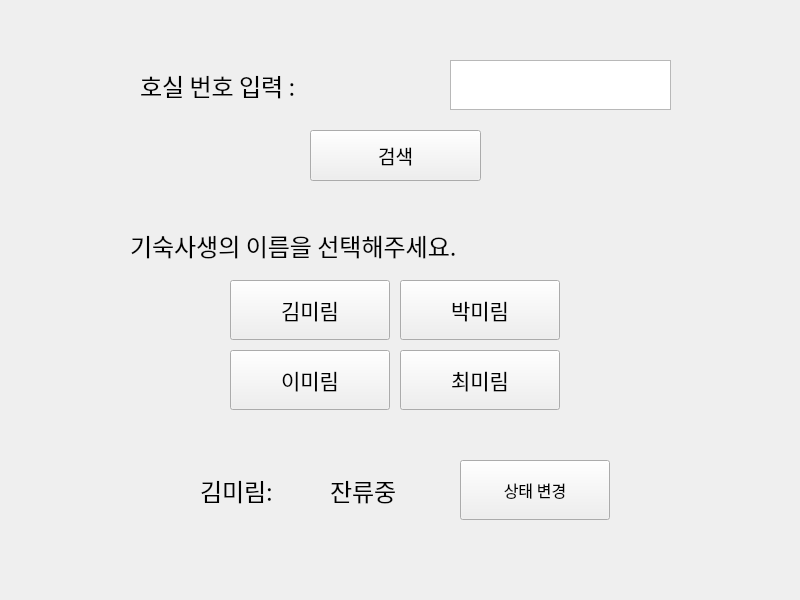
This is status.ui in Hyemin-12/goingout-journal as Qt 5 draws it before an edit. The edited form follows.
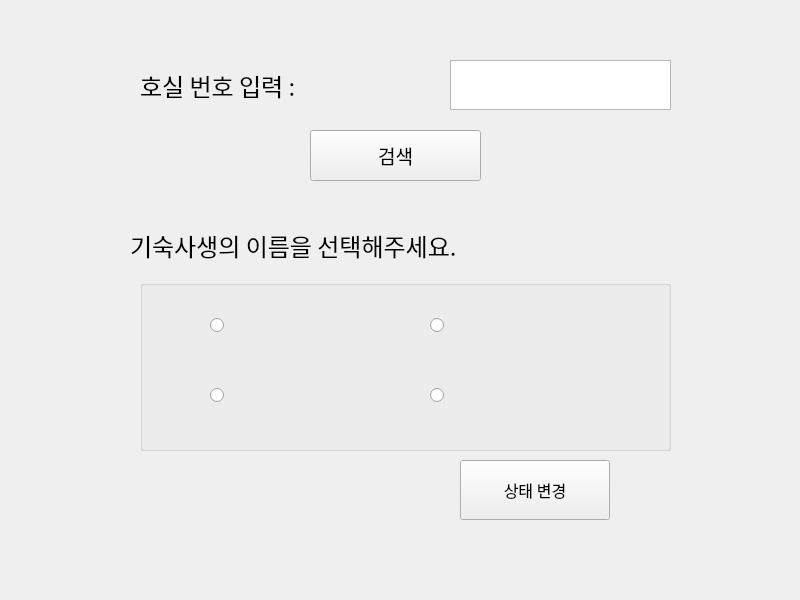
This is the edited form.

Patch:
```diff
--- a/status.ui
+++ b/status.ui
@@ -57,82 +57,6 @@
     <string>기숙사생의 이름을 선택해주세요.</string>
    </property>
   </widget>
-  <widget class="QPushButton" name="btn_select1">
-   <property name="geometry">
-    <rect>
-     <x>230</x>
-     <y>280</y>
-     <width>160</width>
-     <height>60</height>
-    </rect>
-   </property>
-   <property name="font">
-    <font>
-     <family>궁서체</family>
-     <pointsize>16</pointsize>
-    </font>
-   </property>
-   <property name="text">
-    <string>김미림</string>
-   </property>
-  </widget>
-  <widget class="QPushButton" name="btn_select2">
-   <property name="geometry">
-    <rect>
-     <x>400</x>
-     <y>280</y>
-     <width>160</width>
-     <height>60</height>
-    </rect>
-   </property>
-   <property name="font">
-    <font>
-     <family>궁서체</family>
-     <pointsize>16</pointsize>
-    </font>
-   </property>
-   <property name="text">
-    <string>박미림</string>
-   </property>
-  </widget>
-  <widget class="QPushButton" name="btn_select3">
-   <property name="geometry">
-    <rect>
-     <x>230</x>
-     <y>350</y>
-     <width>160</width>
-     <height>60</height>
-    </rect>
-   </property>
-   <property name="font">
-    <font>
-     <family>궁서체</family>
-     <pointsize>16</pointsize>
-    </font>
-   </property>
-   <property name="text">
-    <string>이미림</string>
-   </property>
-  </widget>
-  <widget class="QPushButton" name="btn_select4">
-   <property name="geometry">
-    <rect>
-     <x>400</x>
-     <y>350</y>
-     <width>160</width>
-     <height>60</height>
-    </rect>
-   </property>
-   <property name="font">
-    <font>
-     <family>궁서체</family>
-     <pointsize>16</pointsize>
-    </font>
-   </property>
-   <property name="text">
-    <string>최미림</string>
-   </property>
-  </widget>
   <widget class="QLabel" name="selected">
    <property name="geometry">
     <rect>
@@ -149,7 +73,7 @@
     </font>
    </property>
    <property name="text">
-    <string>김미림: </string>
+    <string/>
    </property>
   </widget>
   <widget class="QLabel" name="status">
@@ -168,7 +92,7 @@
     </font>
    </property>
    <property name="text">
-    <string>잔류중</string>
+    <string/>
    </property>
   </widget>
   <widget class="QPushButton" name="btn_change_status">
@@ -219,6 +143,71 @@
     <string>호실 번호 입력 : </string>
    </property>
   </widget>
+  <widget class="QGroupBox" name="groupBox">
+   <property name="geometry">
+    <rect>
+     <x>140</x>
+     <y>280</y>
+     <width>531</width>
+     <height>171</height>
+    </rect>
+   </property>
+   <property name="title">
+    <string/>
+   </property>
+   <widget class="QRadioButton" name="member4">
+    <property name="geometry">
+     <rect>
+      <x>290</x>
+      <y>90</y>
+      <width>171</width>
+      <height>51</height>
+     </rect>
+    </property>
+    <property name="text">
+     <string/>
+    </property>
+   </widget>
+   <widget class="QRadioButton" name="member1">
+    <property name="geometry">
+     <rect>
+      <x>70</x>
+      <y>20</y>
+      <width>171</width>
+      <height>51</height>
+     </rect>
+    </property>
+    <property name="text">
+     <string/>
+    </property>
+   </widget>
+   <widget class="QRadioButton" name="member2">
+    <property name="geometry">
+     <rect>
+      <x>290</x>
+      <y>20</y>
+      <width>171</width>
+      <height>51</height>
+     </rect>
+    </property>
+    <property name="text">
+     <string/>
+    </property>
+   </widget>
+   <widget class="QRadioButton" name="member3">
+    <property name="geometry">
+     <rect>
+      <x>70</x>
+      <y>90</y>
+      <width>171</width>
+      <height>51</height>
+     </rect>
+    </property>
+    <property name="text">
+     <string/>
+    </property>
+   </widget>
+  </widget>
  </widget>
  <resources/>
  <connections/>
```
Left out of the diff: 24 changed lines with no effect on the pictures.
